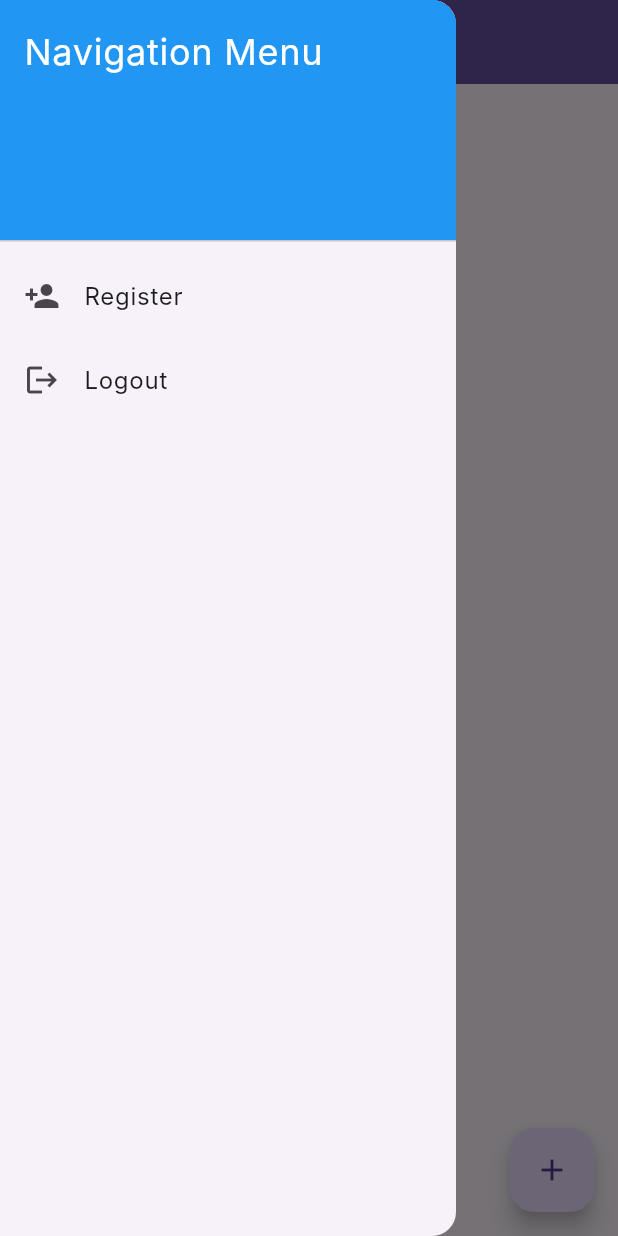
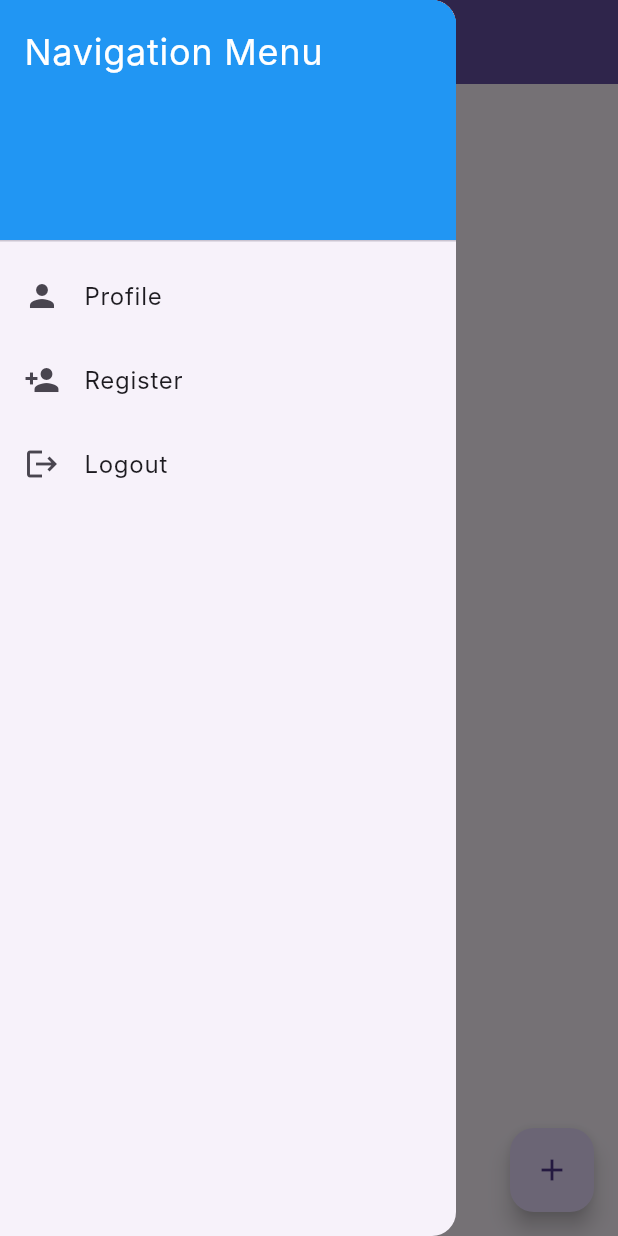
Before and after one commit to Ahtisham-1214/Expense-Tracker-Flutter, a Flutter app: the HomeScreen screen opened directly with empty values, with the side drawer open, on a phone screen of 412 x 824 dp. Run offline on Flutter 3.47's test engine with Material 3 defaults, Android fonts, the phone set to English and light mode, and no system bars; our stand-ins replace firebase_auth, firebase_core, firebase_database, shared_preferences, sqflite; accounts and stored records are empty; Roboto replaces fonts that are missing (Inter).

Commit message:
Added profile option for hanlding user info

```diff
--- a/lib/View/home_screen.dart
+++ b/lib/View/home_screen.dart
@@ -61,6 +61,12 @@ class _HomeScreen extends State<HomeScreen> {
                 'Navigation Menu',
                 style: TextStyle(color: Colors.white, fontSize: 24),
               ),
+            ),
+            ListTile(
+              leading: const Icon(Icons.person),
+              title: const Text('Profile'),
+              onTap: () {
+              },
             ),
             ListTile(
               leading: const Icon(Icons.person_add),
```
